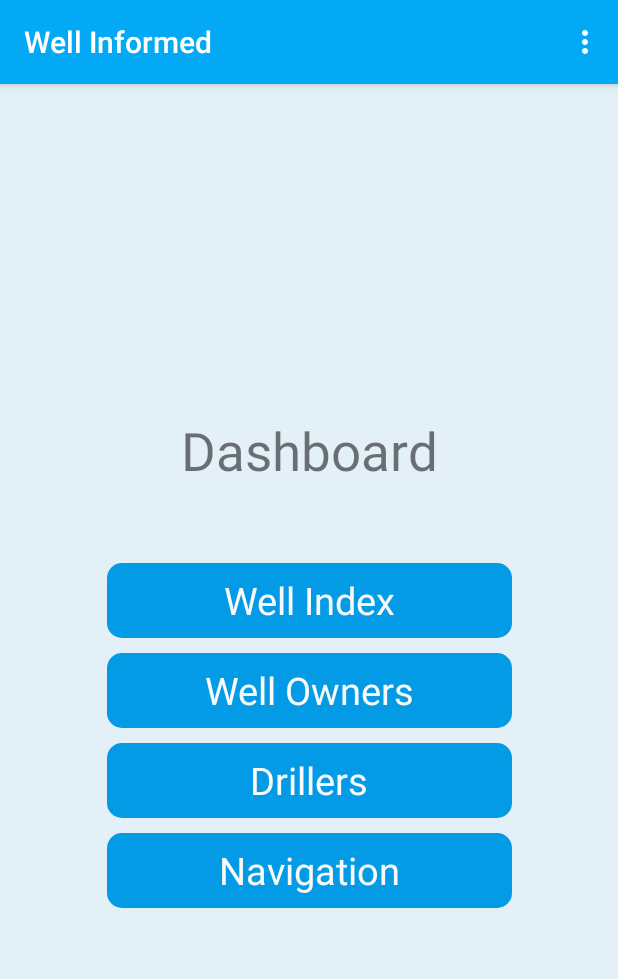
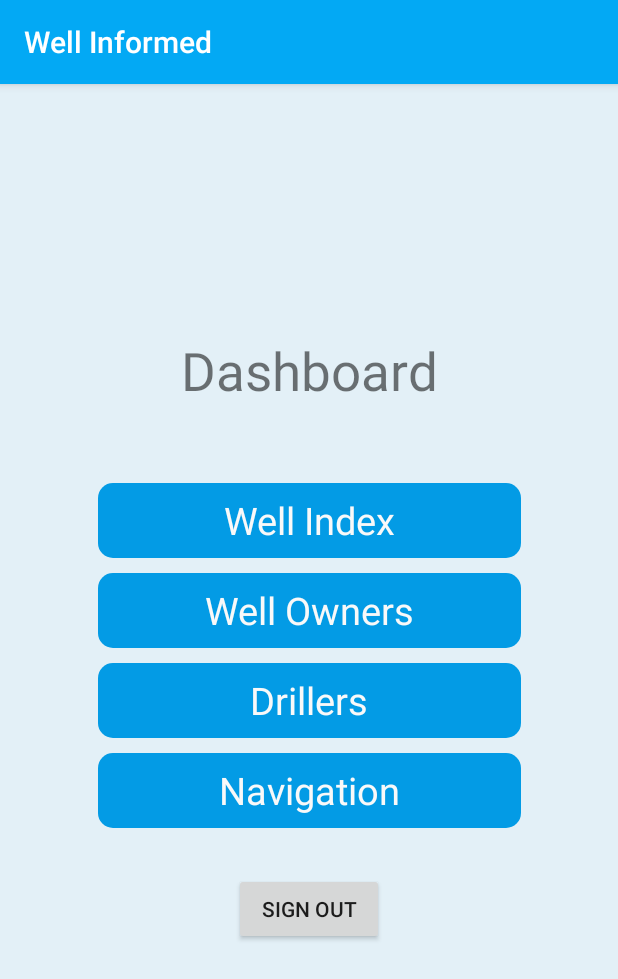
Before and after one commit to octagonalsquare/WellInformed, an Android app: the screen it shows after launch once a user with an empty profile is signed in (MainActivity), on a phone screen of 412 x 824 dp. Shown: the top 979 px of the screen. Run offline under Robolectric (Android 15) with nearby library versions, the phone set to English and light mode, and no system bars; our stand-ins replace Firebase (no records; nobody signed in at launch, a user with empty details on screens opened directly).

Commit message:
remapped menus and added a signout button to dashboard

```diff
--- a/app/src/main/java/com/example/wellinformed2/MainActivity.java
+++ b/app/src/main/java/com/example/wellinformed2/MainActivity.java
@@ -4,11 +4,11 @@ import androidx.appcompat.app.AppCompatActivity;
 
 import android.content.Intent;
 import android.os.Bundle;
-import android.view.Menu;
-import android.view.MenuInflater;
-import android.view.MenuItem;
 import android.view.View;
+import android.widget.Button;
 import android.widget.TextView;
+
+import com.google.firebase.auth.FirebaseAuth;
 
 public class MainActivity extends AppCompatActivity implements View.OnClickListener {
 
@@ -17,6 +17,7 @@ public class MainActivity extends AppCompatActivity implements View.OnClickListe
     TextView txvWellOwner;
     TextView txvDrillerIndex;
     TextView txvNavigation;
+    Button btnSignOut;
 
 
     @Override
@@ -29,38 +30,16 @@ public class MainActivity extends AppCompatActivity implements View.OnClickListe
         txvWellOwner=findViewById(R.id.txvWellOwner);
         txvDrillerIndex=findViewById(R.id.txvDrillerIndex);
         txvNavigation=findViewById(R.id.txvNavigation);
+        btnSignOut = findViewById(R.id.btnSignOut);
 
         //set click listener
         txvWellIndex.setOnClickListener(this);
         txvWellOwner.setOnClickListener(this);
         txvDrillerIndex.setOnClickListener(this);
         txvNavigation.setOnClickListener(this);
+        btnSignOut.setOnClickListener(this);
     }
 
-    public boolean onCreateOptionsMenu(Menu menu) {
-        MenuInflater inflater = getMenuInflater();
-        inflater.inflate(R.menu.navigation_menu, menu);
-        return true;
-    }
-
-    public boolean onOptionsItemSelected(MenuItem item) {
-        switch (item.getItemId()) {
-            case R.id.nav_wellIndex:
-                startActivity(new Intent(this, wellIndex.class));
-                return true;
-            case R.id.nav_wellOwner:
-                startActivity(new Intent(this, ownerIndex.class));
-                return true;
-            case R.id.nav_wellDriller:
-                startActivity(new Intent(this, drillerIndex.class));
-                return true;
-            case R.id.nav_navigation:
-                startActivity(new Intent(this, navigation.class));
-                return true;
-            default:
-                return super.onOptionsItemSelected(item);
-        }
-    }
 
 
     @Override
@@ -80,5 +59,10 @@ public class MainActivity extends AppCompatActivity implements View.OnClickListe
         if(view==txvNavigation){
             startActivity(new Intent(this, navigation.class));
         }
+        if(view==btnSignOut){
+            FirebaseAuth.getInstance().signOut();
+            finish();
+            startActivity(new Intent(this, LoginActivity.class));
+        }
     }
 }
--- a/app/src/main/res/layout/activity_main.xml
+++ b/app/src/main/res/layout/activity_main.xml
@@ -8,8 +8,8 @@
     tools:context=".MainActivity">
 
     <LinearLayout
-        android:layout_width="270dp"
-        android:layout_height="330dp"
+        android:layout_width="282dp"
+        android:layout_height="436dp"
         android:layout_marginStart="1dp"
         android:layout_marginTop="1dp"
         android:layout_marginEnd="1dp"
@@ -44,9 +44,9 @@
             android:textColor="#F9F9F9"
             android:textSize="25sp" />
 
-            <View
-                android:layout_width="match_parent"
-                android:layout_height="10dp" />
+        <View
+            android:layout_width="match_parent"
+            android:layout_height="10dp" />
 
         <TextView
             android:id="@+id/txvWellOwner"
@@ -89,5 +89,17 @@
             android:textColor="#F9F9F9"
             android:textSize="25sp" />
 
+        <View
+            android:layout_width="match_parent"
+            android:layout_height="30dp" />
+
+        <Button
+            android:id="@+id/btnSignOut"
+            android:layout_width="100dp"
+            android:layout_height="wrap_content"
+            android:layout_gravity="center"
+            android:text="Sign Out"
+            android:textAlignment="center" />
+
     </LinearLayout>
 </androidx.constraintlayout.widget.ConstraintLayout>
--- a/app/src/main/res/menu/navigation_menu.xml
+++ b/app/src/main/res/menu/navigation_menu.xml
@@ -4,23 +4,11 @@
     <!--tools:showIn="navigation_view"-->
 
     <item
-        android:id="@+id/add_well"
-        android:title="Add Well"/>
+        android:id="@+id/nav_dashboard"
+        android:title="Dashboard"/>
+    <item
+        android:id="@+id/nav_signout"
+        android:title="Sign Out"/>
 
-    <item
-        android:id="@+id/nav_wellIndex"
-        android:title="@string/well_index_textview"/>
-    <item
-        android:id="@+id/nav_wellOwner"
-        android:title="@string/well_owners_textview"/>
-    <item
-        android:id="@+id/nav_wellDriller"
-        android:title="@string/driller_index_textview"/>
-    <item
-        android:id="@+id/nav_navigation"
-        android:title="@string/navigation_textview"/>
-    <item
-        android:id="@+id/nav_well_details"
-        android:title="@string/well_details"/>
 
 </menu>
```
Also changed, not shown: app/src/main/java/com/example/wellinformed2/drillerIndex.java (+2 -8 lines), app/src/main/java/com/example/wellinformed2/navigation.java (+0 -25 lines), app/src/main/java/com/example/wellinformed2/ownerIndex.java (+2 -8 lines), app/src/main/java/com/example/wellinformed2/wellIndex.java (+1 -15 lines), app/src/main/java/com/example/wellinformed2/wellInspection.java (+0 -27 lines), app/src/main/res/menu/well_index_menu.xml (added, +7 -0 lines).
